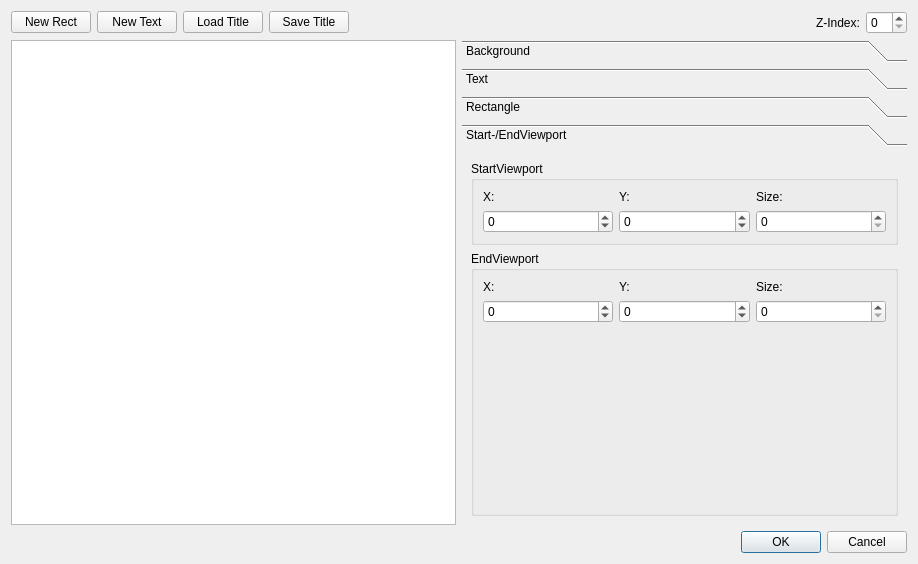
This is src/widgets/titlewidget_ui.ui in KDE/kdenlive as Qt 5 draws it before an edit. The edited form follows.
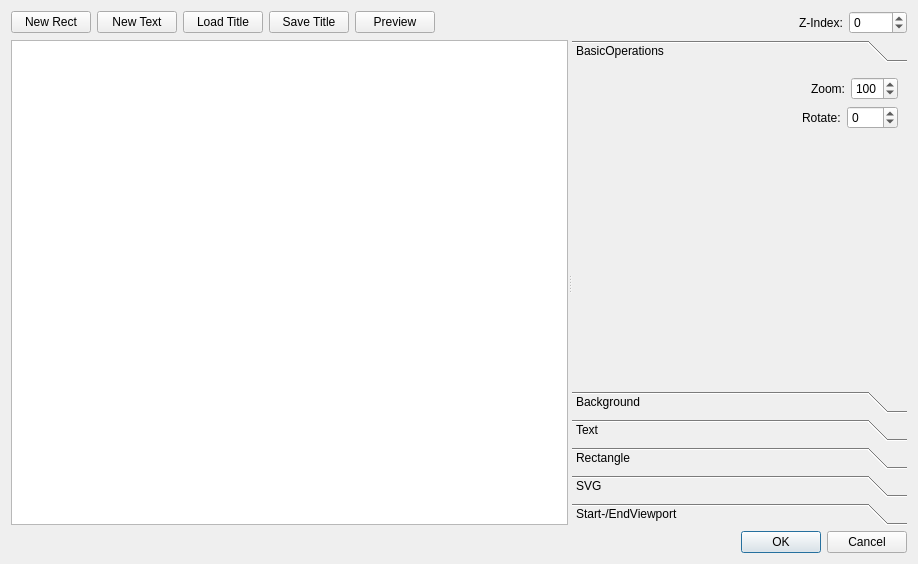
This is the edited form. Custom widgets are drawn as their Qt base class.

Commit message: rotate and zoom ( but dialog seems not correct in resize sometimes)

Diff of the .ui file:
```diff
--- a/src/widgets/titlewidget_ui.ui
+++ b/src/widgets/titlewidget_ui.ui
@@ -9,13 +9,19 @@
     <height>564</height>
    </rect>
   </property>
+  <property name="sizePolicy" >
+   <sizepolicy vsizetype="Expanding" hsizetype="Expanding" >
+    <horstretch>0</horstretch>
+    <verstretch>0</verstretch>
+   </sizepolicy>
+  </property>
   <property name="windowTitle" >
    <string>Dialog</string>
   </property>
   <layout class="QGridLayout" >
-   <item row="0" column="0" >
-    <layout class="QGridLayout" >
-     <item row="0" column="0" >
+   <item row="0" column="1" >
+    <layout class="QVBoxLayout" >
+     <item>
       <layout class="QHBoxLayout" >
        <item>
         <widget class="QPushButton" name="newRectButton" >
@@ -45,6 +51,13 @@
          </property>
         </widget>
        </item>
+       <item>
+        <widget class="QPushButton" name="previewButton" >
+         <property name="text" >
+          <string>Preview</string>
+         </property>
+        </widget>
+       </item>
        <item>
         <spacer>
          <property name="orientation" >
@@ -66,16 +79,36 @@
         </widget>
        </item>
        <item>
-        <widget class="QSpinBox" name="spinBox" />
+        <widget class="QSpinBox" name="zValue" >
+         <property name="minimum" >
+          <number>-1000</number>
+         </property>
+         <property name="maximum" >
+          <number>1000</number>
+         </property>
+        </widget>
        </item>
       </layout>
      </item>
-     <item row="1" column="0" >
-      <layout class="QHBoxLayout" >
        <item>
-        <widget class="QGraphicsView" name="graphicsView" />
-       </item>
-       <item>
+      <widget class="QSplitter" name="splitter" >
+       <property name="sizePolicy" >
+        <sizepolicy vsizetype="Expanding" hsizetype="Expanding" >
+         <horstretch>0</horstretch>
+         <verstretch>0</verstretch>
+        </sizepolicy>
+       </property>
+       <property name="orientation" >
+        <enum>Qt::Horizontal</enum>
+       </property>
+       <widget class="QGraphicsView" name="graphicsView" >
+        <property name="sizePolicy" >
+         <sizepolicy vsizetype="Expanding" hsizetype="Expanding" >
+          <horstretch>0</horstretch>
+          <verstretch>0</verstretch>
+         </sizepolicy>
+        </property>
+       </widget>
         <widget class="QToolBox" name="toolBox" >
          <property name="sizePolicy" >
           <sizepolicy vsizetype="Expanding" hsizetype="Expanding" >
@@ -84,8 +117,108 @@
           </sizepolicy>
          </property>
          <property name="currentIndex" >
-          <number>3</number>
-         </property>
+         <number>0</number>
+        </property>
+        <widget class="QWidget" name="BasicOperations" >
+         <property name="geometry" >
+          <rect>
+           <x>0</x>
+           <y>0</y>
+           <width>339</width>
+           <height>304</height>
+          </rect>
+         </property>
+         <attribute name="label" >
+          <string>BasicOperations</string>
+         </attribute>
+         <layout class="QGridLayout" >
+          <item row="0" column="0" >
+           <layout class="QVBoxLayout" >
+            <item>
+             <layout class="QHBoxLayout" >
+              <item>
+               <spacer>
+                <property name="orientation" >
+                 <enum>Qt::Horizontal</enum>
+                </property>
+                <property name="sizeHint" >
+                 <size>
+                  <width>40</width>
+                  <height>20</height>
+                 </size>
+                </property>
+               </spacer>
+              </item>
+              <item>
+               <widget class="QLabel" name="label_14" >
+                <property name="text" >
+                 <string>Zoom:</string>
+                </property>
+               </widget>
+              </item>
+              <item>
+               <widget class="KIntSpinBox" name="itemzoom" >
+                <property name="maximum" >
+                 <number>300</number>
+                </property>
+                <property name="value" >
+                 <number>100</number>
+                </property>
+               </widget>
+              </item>
+             </layout>
+            </item>
+            <item>
+             <layout class="QHBoxLayout" >
+              <item>
+               <spacer>
+                <property name="orientation" >
+                 <enum>Qt::Horizontal</enum>
+                </property>
+                <property name="sizeHint" >
+                 <size>
+                  <width>40</width>
+                  <height>20</height>
+                 </size>
+                </property>
+               </spacer>
+              </item>
+              <item>
+               <widget class="QLabel" name="label_15" >
+                <property name="text" >
+                 <string>Rotate:</string>
+                </property>
+               </widget>
+              </item>
+              <item>
+               <widget class="KIntSpinBox" name="itemrotate" >
+                <property name="minimum" >
+                 <number>-360</number>
+                </property>
+                <property name="maximum" >
+                 <number>360</number>
+                </property>
+               </widget>
+              </item>
+             </layout>
+            </item>
+            <item>
+             <spacer>
+              <property name="orientation" >
+               <enum>Qt::Vertical</enum>
+              </property>
+              <property name="sizeHint" >
+               <size>
+                <width>20</width>
+                <height>40</height>
+               </size>
+              </property>
+             </spacer>
+            </item>
+           </layout>
+          </item>
+         </layout>
+        </widget>
          <widget class="QWidget" name="Background" >
           <property name="geometry" >
            <rect>
@@ -114,13 +247,14 @@
                </property>
               </widget>
              </item>
-            </layout>
-           </item>
-           <item row="1" column="0" >
+            <item>
             <spacer>
              <property name="orientation" >
               <enum>Qt::Vertical</enum>
              </property>
+              <property name="sizeType" >
+               <enum>QSizePolicy::Expanding</enum>
+              </property>
              <property name="sizeHint" >
               <size>
                <width>20</width>
@@ -128,6 +262,8 @@
               </size>
              </property>
             </spacer>
+            </item>
+           </layout>
            </item>
           </layout>
          </widget>
@@ -243,6 +379,9 @@
                <property name="orientation" >
                 <enum>Qt::Vertical</enum>
                </property>
+              <property name="sizeType" >
+               <enum>QSizePolicy::Expanding</enum>
+              </property>
                <property name="sizeHint" >
                 <size>
                  <width>20</width>
@@ -322,6 +461,12 @@
              </item>
              <item>
               <widget class="QGroupBox" name="groupBox_2" >
+              <property name="sizePolicy" >
+               <sizepolicy vsizetype="Expanding" hsizetype="Preferred" >
+                <horstretch>0</horstretch>
+                <verstretch>0</verstretch>
+               </sizepolicy>
+              </property>
                <property name="title" >
                 <string>Background</string>
                </property>
@@ -357,7 +502,10 @@
                   </item>
                  </layout>
                 </item>
-                <item row="1" column="0" >
+              </layout>
+             </widget>
+            </item>
+            <item>
                  <spacer>
                   <property name="orientation" >
                    <enum>Qt::Vertical</enum>
@@ -365,13 +513,65 @@
                   <property name="sizeHint" >
                    <size>
                     <width>20</width>
-                    <height>400</height>
+                <height>40</height>
                    </size>
                   </property>
                  </spacer>
                 </item>
                </layout>
-              </widget>
+          </item>
+         </layout>
+        </widget>
+        <widget class="QWidget" name="SVG" >
+         <property name="geometry" >
+          <rect>
+           <x>0</x>
+           <y>0</y>
+           <width>94</width>
+           <height>65</height>
+          </rect>
+         </property>
+         <attribute name="label" >
+          <string>SVG</string>
+         </attribute>
+         <layout class="QGridLayout" >
+          <item row="0" column="0" >
+           <layout class="QVBoxLayout" >
+            <item>
+             <widget class="QLabel" name="label_13" >
+              <property name="sizePolicy" >
+               <sizepolicy vsizetype="Preferred" hsizetype="Preferred" >
+                <horstretch>0</horstretch>
+                <verstretch>0</verstretch>
+               </sizepolicy>
+              </property>
+              <property name="text" >
+               <string>Filename:</string>
+              </property>
+             </widget>
+            </item>
+            <item>
+             <widget class="KUrlRequester" name="svgfilename" >
+              <property name="filter" >
+               <string>*.svg *.svgz</string>
+              </property>
+             </widget>
+            </item>
+            <item>
+             <spacer>
+              <property name="orientation" >
+               <enum>Qt::Vertical</enum>
+              </property>
+              <property name="sizeType" >
+               <enum>QSizePolicy::Expanding</enum>
+              </property>
+              <property name="sizeHint" >
+               <size>
+                <width>20</width>
+                <height>151</height>
+               </size>
+              </property>
+             </spacer>
              </item>
             </layout>
            </item>
@@ -382,8 +582,8 @@
            <rect>
             <x>0</x>
             <y>0</y>
-            <width>441</width>
-            <height>366</height>
+           <width>244</width>
+           <height>208</height>
            </rect>
           </property>
           <attribute name="label" >
@@ -469,8 +669,6 @@
                </property>
                <layout class="QGridLayout" >
                 <item row="0" column="0" >
-                 <layout class="QVBoxLayout" >
-                  <item>
                    <layout class="QGridLayout" >
                     <item row="0" column="0" >
                      <widget class="QLabel" name="label_5" >
@@ -531,6 +729,9 @@
                     </item>
                    </layout>
                   </item>
+              </layout>
+             </widget>
+            </item>
                   <item>
                    <spacer>
                     <property name="orientation" >
@@ -539,7 +740,7 @@
                     <property name="sizeHint" >
                      <size>
                       <width>20</width>
-                      <height>400</height>
+                <height>40</height>
                      </size>
                     </property>
                    </spacer>
@@ -548,16 +749,10 @@
                 </item>
                </layout>
               </widget>
-             </item>
-            </layout>
-           </item>
-          </layout>
          </widget>
         </widget>
        </item>
-      </layout>
-     </item>
-     <item row="2" column="0" >
+     <item>
       <widget class="QDialogButtonBox" name="buttonBox" >
        <property name="orientation" >
         <enum>Qt::Horizontal</enum>
@@ -582,11 +777,21 @@
    <extends>QWidget</extends>
    <header>kfontrequester.h</header>
   </customwidget>
+  <customwidget>
+   <class>KIntSpinBox</class>
+   <extends>QSpinBox</extends>
+   <header>knuminput.h</header>
+  </customwidget>
   <customwidget>
    <class>KTextEdit</class>
    <extends>QTextEdit</extends>
    <header>ktextedit.h</header>
   </customwidget>
+  <customwidget>
+   <class>KUrlRequester</class>
+   <extends>QFrame</extends>
+   <header>kurlrequester.h</header>
+  </customwidget>
  </customwidgets>
  <resources/>
  <connections>
```
Lines whose indentation alone changed are shown as unchanged. The commit also changes 2 other files.
